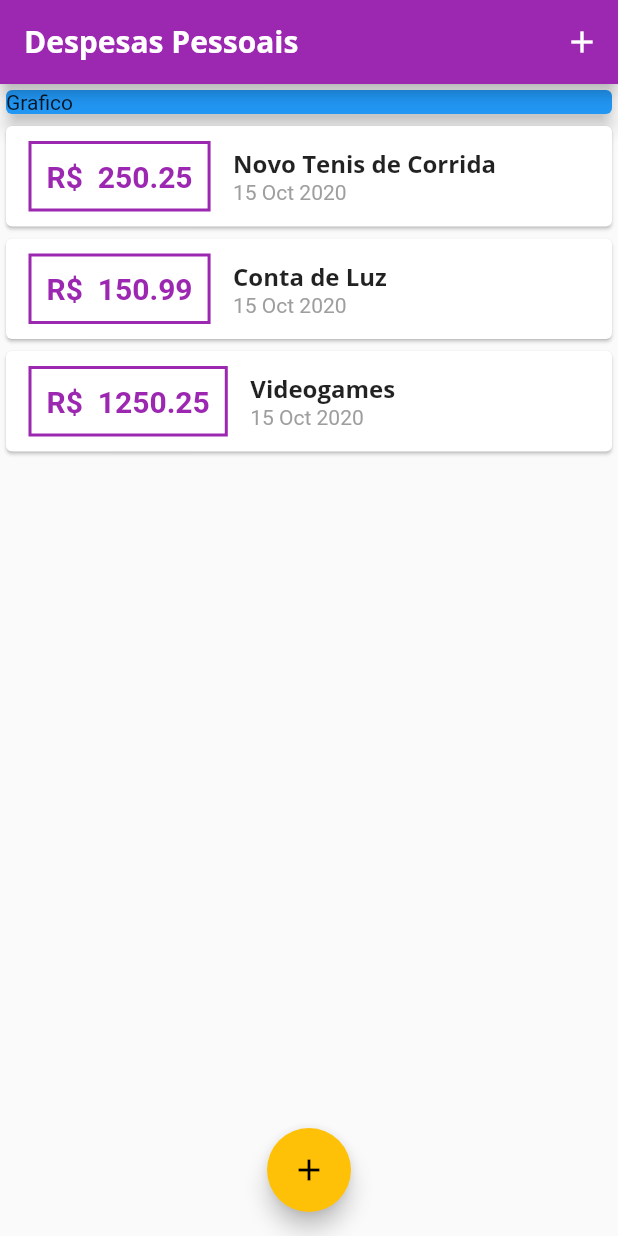
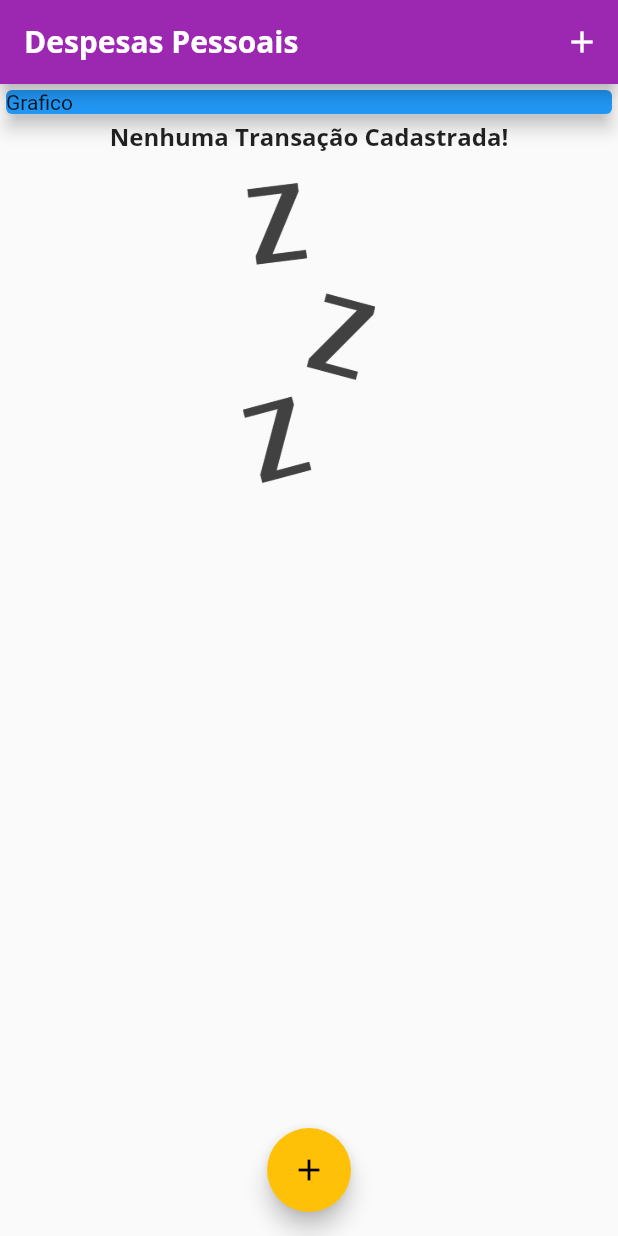
Before and after one commit to rodolforoc/my-expenses, a Flutter app: the screen it shows after launch, on a phone screen of 412 x 824 dp. Run offline on Flutter 3.47's test engine with Material 2 defaults, Android fonts, the phone set to English and light mode, and no system bars.

Commit message:
Add image to empty list

```diff
--- a/lib/components/transaction_list.dart
+++ b/lib/components/transaction_list.dart
@@ -11,7 +11,26 @@ class TransactionList extends StatelessWidget {
   Widget build(BuildContext context) {
     return Container(
       height: 300,
-      child: ListView.builder(
+      child: transactions.isEmpty
+          ? Column(
+              children: [
+                Text(
+                  'Nenhuma Transação Cadastrada!',
+                  style: Theme.of(context).textTheme.headline6,
+                ),
+                SizedBox(
+                  height: 20,
+                ),
+                Container(
+                  height: 200,
+                  child: Image.asset(
+                    'assets/images/waiting.png',
+                    fit: BoxFit.cover,
+                  ),
+                )
+              ],
+            )
+          : ListView.builder(
               itemCount: transactions.length,
               itemBuilder: (ctz, index) {
                 final tr = transactions[index];
--- a/lib/main.dart
+++ b/lib/main.dart
@@ -44,25 +44,25 @@ class MyHomePage extends StatefulWidget {
 }
 
 class _MyHomePageState extends State<MyHomePage> {
-  final _transactions = [
-    Transaction(
-      id: 't1',
-      title: 'Novo Tenis de Corrida',
-      value: 250.25,
-      date: DateTime.now(),
-    ),
-    Transaction(
-      id: 't2',
-      title: 'Conta de Luz',
-      value: 150.99,
-      date: DateTime.now(),
-    ),
-    Transaction(
-      id: 't3',
-      title: 'Videogames',
-      value: 1250.25,
-      date: DateTime.now(),
-    ),
+  final List<Transaction> _transactions = [
+    // Transaction(
+    //   id: 't1',
+    //   title: 'Novo Tenis de Corrida',
+    //   value: 250.25,
+    //   date: DateTime.now(),
+    // ),
+    // Transaction(
+    //   id: 't2',
+    //   title: 'Conta de Luz',
+    //   value: 150.99,
+    //   date: DateTime.now(),
+    // ),
+    // Transaction(
+    //   id: 't3',
+    //   title: 'Videogames',
+    //   value: 1250.25,
+    //   date: DateTime.now(),
+    // ),
   ];
 
   _addTransaction(String title, double value) {
--- a/pubspec.yaml
+++ b/pubspec.yaml
@@ -46,8 +46,8 @@ flutter:
   uses-material-design: true
 
   # To add assets to your application, add an assets section, like this:
-  # assets:
-  #   - images/a_dot_burr.jpeg
+  assets:
+    - assets/images/waiting.png
   #   - images/a_dot_ham.jpeg
 
   # An image asset can refer to one or more resolution-specific "variants", see
```
Also changed, not shown: assets/images/waiting.png (added). Lines whose indentation alone changed are shown as unchanged.
